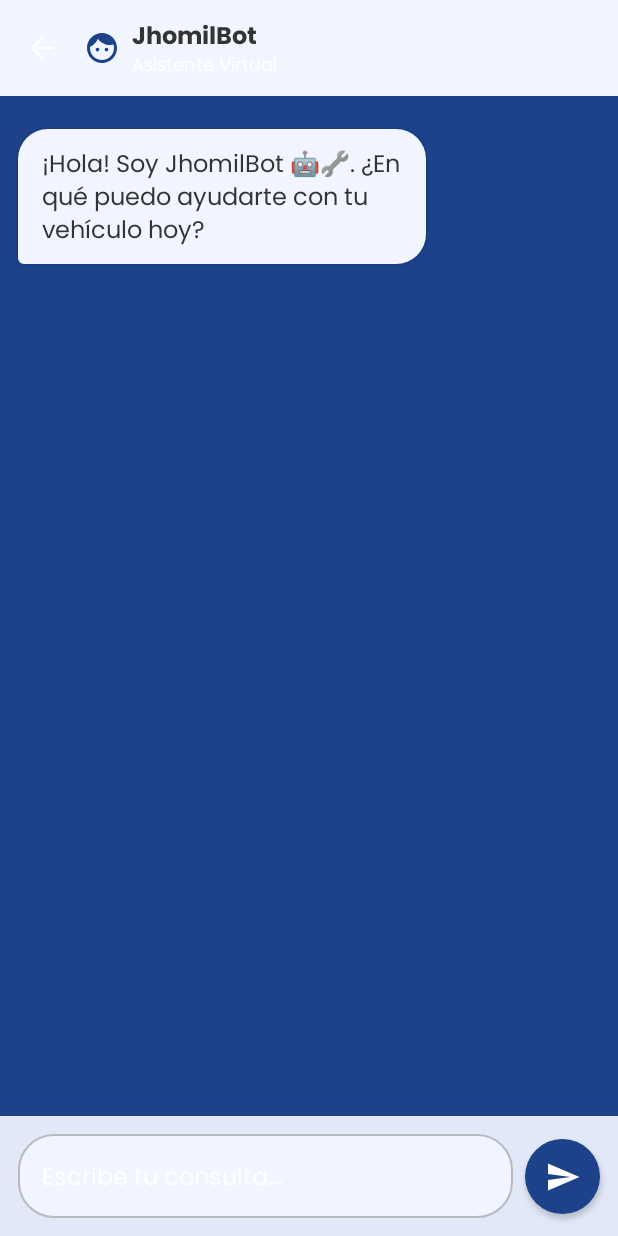
After one commit to SkimerPM/JhomilMotors, an Android app built with Jetpack Compose: the ChatScreen screen opened through its navigation route, on a phone screen of 412 x 824 dp. The commit adds this screen. Run offline under Robolectric (Android 15) with nearby library versions, the phone set to English and light mode, and no system bars; our stand-ins replace Dagger/Hilt's generated code; 3 statements that could not run were skipped.

Commit message:
Bot ai funcional

```diff
--- /dev/null
+++ b/app/src/main/java/com/jhomilmotors/jhomilmotorsfff/data/model/ChatMessage.kt
@@ -0,0 +1,10 @@
+package com.jhomilmotors.jhomilmotorsfff.data.model
+
+import java.util.UUID
+
+data class ChatMessage(
+    val id: String = UUID.randomUUID().toString(),
+    val text: String,
+    val isFromUser: Boolean,
+    val timestamp: Long = System.currentTimeMillis()
+)
--- a/app/src/main/java/com/jhomilmotors/jhomilmotorsfff/data/remote/ApiService.kt
+++ b/app/src/main/java/com/jhomilmotors/jhomilmotorsfff/data/remote/ApiService.kt
@@ -110,4 +110,7 @@ interface ApiService {
         @Query("page") page: Int = 0,
         @Query("size") size: Int = 20
     ): Response<SpringPage<OrderResponse>>
+
+    @GET("/api/v1/ai/asistente")
+    suspend fun askAI(@Query("pregunta") pregunta: String): Response<Map<String, String>>
 }
--- /dev/null
+++ b/app/src/main/java/com/jhomilmotors/jhomilmotorsfff/data/repository/AiRepository.kt
@@ -0,0 +1,13 @@
+package com.jhomilmotors.jhomilmotorsfff.data.repository
+
+import com.jhomilmotors.jhomilmotorsfff.data.remote.ApiService
+import retrofit2.Response
+import javax.inject.Inject
+
+class AiRepository @Inject constructor(
+    private val api: ApiService
+) {
+    suspend fun askToAssistant(question: String): Response<Map<String, String>> {
+        return api.askAI(question)
+    }
+}
--- a/app/src/main/java/com/jhomilmotors/jhomilmotorsfff/navigation/AppNavigation.kt
+++ b/app/src/main/java/com/jhomilmotors/jhomilmotorsfff/navigation/AppNavigation.kt
@@ -22,6 +22,7 @@ import com.jhomilmotors.jhomilmotorsfff.ui.screens.register.Register
 import com.jhomilmotors.jhomilmotorsfff.ui.theme.JhomilMotorsShopTheme
 import com.jhomilmotors.jhomilmotorsfff.ui.screens.DetailsProduct.DetailsProductoScreen
 import com.jhomilmotors.jhomilmotorsfff.ui.screens.auth.VerificationPendingScreen
+import com.jhomilmotors.jhomilmotorsfff.ui.screens.chat.ChatScreen
 import com.jhomilmotors.jhomilmotorsfff.ui.screens.common.WebViewScreen
 
 import com.jhomilmotors.jhomilmotorsfff.ui.screens.home.ProductListScreen
@@ -150,6 +151,9 @@ fun AppNavigation() {
                     }
                 )
             }
+            composable(AppScreens.ChatScreen.route) {
+                ChatScreen(onBack = { navController.popBackStack() })
+            }
         }
     }
 }
--- a/app/src/main/java/com/jhomilmotors/jhomilmotorsfff/navigation/AppScreens.kt
+++ b/app/src/main/java/com/jhomilmotors/jhomilmotorsfff/navigation/AppScreens.kt
@@ -35,4 +35,5 @@ sealed class AppScreens(val route: String) {
     }
     object StoreMap : AppScreens("store_map")
     object SearchScreen : AppScreens("search_screen")
+    object ChatScreen : AppScreens("chat_screen")
 }
--- /dev/null
+++ b/app/src/main/java/com/jhomilmotors/jhomilmotorsfff/ui/screens/chat/ChatScreen.kt
@@ -0,0 +1,222 @@
+package com.jhomilmotors.jhomilmotorsfff.ui.screens.chat
+
+import androidx.compose.foundation.background
+import androidx.compose.foundation.layout.*
+import androidx.compose.foundation.lazy.LazyColumn
+import androidx.compose.foundation.lazy.items
+import androidx.compose.foundation.lazy.rememberLazyListState
+import androidx.compose.foundation.shape.CircleShape
+import androidx.compose.foundation.shape.RoundedCornerShape
+import androidx.compose.material.icons.Icons
+import androidx.compose.material.icons.automirrored.filled.ArrowBack
+import androidx.compose.material.icons.automirrored.filled.Send
+import androidx.compose.material.icons.filled.Face
+import androidx.compose.material3.*
+import androidx.compose.runtime.*
+import androidx.compose.ui.Alignment
+import androidx.compose.ui.Modifier
+import androidx.compose.ui.draw.clip
+import androidx.compose.ui.graphics.Color
+import androidx.compose.ui.text.font.FontWeight
+import androidx.compose.ui.unit.dp
+import androidx.compose.ui.unit.sp
+import androidx.hilt.navigation.compose.hiltViewModel
+import com.jhomilmotors.jhomilmotorsfff.data.model.ChatMessage
+import com.jhomilmotors.jhomilmotorsfff.ui.viewmodels.ChatViewModel
+
+@OptIn(ExperimentalMaterial3Api::class)
+@Composable
+fun ChatScreen(
+    onBack: () -> Unit,
+    viewModel: ChatViewModel = hiltViewModel()
+) {
+    val messages by viewModel.messages.collectAsState()
+    val isLoading by viewModel.isLoading.collectAsState()
+
+    // Estado para el texto que se escribe
+    var inputText by remember { mutableStateOf("") }
+    // Estado para el scroll automático
+    val listState = rememberLazyListState()
+
+    // Scroll automático al fondo cuando llega un mensaje nuevo
+    LaunchedEffect(messages.size) {
+        if (messages.isNotEmpty()) {
+            listState.animateScrollToItem(messages.size - 1)
+        }
+    }
+
+    Scaffold(
+        topBar = {
+            TopAppBar(
+                title = {
+                    Row(verticalAlignment = Alignment.CenterVertically) {
+                        Icon(
+                            Icons.Default.Face,
+                            contentDescription = null,
+                            tint = MaterialTheme.colorScheme.primary
+                        )
+                        Spacer(Modifier.width(8.dp))
+                        Column {
+                            Text(
+                                "JhomilBot",
+                                fontWeight = FontWeight.Bold,
+                                style = MaterialTheme.typography.titleMedium,
+                                color = MaterialTheme.colorScheme.onSurface // Color principal fuerte
+                            )
+                            Text(
+                                "Asistente Virtual",
+                                style = MaterialTheme.typography.bodySmall,
+                                // Usamos un color del tema diseñado para subtítulos, no Color.Gray fijo
+                                color = MaterialTheme.colorScheme.onSurfaceVariant
+                            )
+                        }
+                    }
+                },
+                navigationIcon = {
+                    IconButton(onClick = onBack) {
+                        Icon(
+                            Icons.AutoMirrored.Filled.ArrowBack,
+                            contentDescription = "Volver",
+                            tint = MaterialTheme.colorScheme.onSurfaceVariant
+                        )
+                    }
+                },
+                // Un color de fondo de barra ligeramente distinto al fondo principal
+                colors = TopAppBarDefaults.topAppBarColors(
+                    containerColor = MaterialTheme.colorScheme.surface
+                )
+            )
+        }
+    ) { padding ->
+        Column(
+            modifier = Modifier
+                .fillMaxSize()
+                .padding(padding)
+                // Usamos surfaceVariant como fondo general del chat para que las burbujas blancas resalten más en modo claro
+                .background(MaterialTheme.colorScheme.surfaceVariant)
+        ) {
+            // LISTA DE MENSAJES
+            LazyColumn(
+                modifier = Modifier
+                    .weight(1f)
+                    .fillMaxWidth()
+                    .padding(horizontal = 8.dp),
+                state = listState,
+                contentPadding = PaddingValues(vertical = 16.dp)
+            ) {
+                items(messages) { msg ->
+                    MessageBubble(message = msg)
+                }
+
+                if (isLoading) {
+                    item {
+                        Text(
+                            text = "JhomilBot está escribiendo...",
+                            style = MaterialTheme.typography.labelSmall,
+                            // Usamos el color 'outline' del tema, que es un gris medio con buen contraste
+                            color = MaterialTheme.colorScheme.outline,
+                            modifier = Modifier.padding(start = 16.dp, top = 8.dp)
+                        )
+                    }
+                }
+            }
+
+            // BARRA DE ENTRADA DE TEXTO
+            Surface(
+                shadowElevation = 12.dp, // Un poco más de sombra para separar
+                color = MaterialTheme.colorScheme.surface,
+                tonalElevation = 2.dp // Le da un ligero tinte de color primario
+            ) {
+                Row(
+                    modifier = Modifier
+                        .fillMaxWidth()
+                        .padding(12.dp), // Un poco más de padding
+                    verticalAlignment = Alignment.CenterVertically
+                ) {
+                    OutlinedTextField(
+                        value = inputText,
+                        onValueChange = { inputText = it },
+                        placeholder = { Text("Escribe tu consulta...") },
+                        modifier = Modifier
+                            .weight(1f)
+                            .padding(end = 8.dp),
+                        shape = RoundedCornerShape(24.dp),
+                        maxLines = 4,
+                        colors = OutlinedTextFieldDefaults.colors(
+                            // Asegura que el fondo del input sea limpio
+                            focusedContainerColor = MaterialTheme.colorScheme.surface,
+                            unfocusedContainerColor = MaterialTheme.colorScheme.surface
+                        )
+                    )
+
+                    FloatingActionButton(
+                        onClick = {
+                            if (inputText.isNotBlank()) {
+                                viewModel.sendMessage(inputText)
+                                inputText = "" // Limpiar campo
+                            }
+                        },
+                        // Usamos primaryContainer para un look más moderno en el FAB pequeño
+                        containerColor = MaterialTheme.colorScheme.primary,
+                        contentColor = MaterialTheme.colorScheme.onPrimary,
+                        shape = CircleShape,
+                        modifier = Modifier.size(50.dp),
+                        elevation = FloatingActionButtonDefaults.elevation(2.dp)
+                    ) {
+                        Icon(Icons.AutoMirrored.Filled.Send, contentDescription = "Enviar")
+                    }
+                }
+            }
+        }
+    }
+}
+
+@Composable
+fun MessageBubble(message: ChatMessage) {
+    val isUser = message.isFromUser
+
+    // Definimos los pares de colores según quién envía
+    val bubbleColor = if (isUser) {
+        // Usuario: Color Primario (ej: Azul/Naranja intenso)
+        MaterialTheme.colorScheme.primary
+    } else {
+        // Bot: Usamos 'Surface' (Blanco en modo claro, gris oscuro en modo oscuro)
+        // Esto hace que resalte sobre el fondo 'surfaceVariant' del chat.
+        MaterialTheme.colorScheme.surface
+    }
+
+    val textColor = if (isUser) {
+        // Texto sobre primario (ej: Blanco)
+        MaterialTheme.colorScheme.onPrimary
+    } else {
+        // Texto sobre superficie (ej: Negro/Gris casi negro)
+        MaterialTheme.colorScheme.onSurface
+    }
+
+    Column(
+        modifier = Modifier.fillMaxWidth(),
+        horizontalAlignment = if (isUser) Alignment.End else Alignment.Start
+    ) {
+        Surface(
+            shape = RoundedCornerShape(
+                topStart = 20.dp,
+                topEnd = 20.dp,
+                bottomStart = if (isUser) 20.dp else 4.dp, // Esquina puntiaguda para el bot
+                bottomEnd = if (isUser) 4.dp else 20.dp  // Esquina puntiaguda para el usuario
+            ),
+            color = bubbleColor,
+            shadowElevation = if (!isUser) 2.dp else 0.dp, // Sombra ligera solo para el bot para dar profundidad
+            modifier = Modifier
+                .widthIn(max = 280.dp) // Ancho máximo de la burbuja
+                .padding(vertical = 6.dp, horizontal = 4.dp)
+        ) {
+            Text(
+                text = message.text,
+                modifier = Modifier.padding(horizontal = 16.dp, vertical = 12.dp),
+                color = textColor,
+                fontSize = 16.sp,
+                lineHeight = 22.sp // Mejor lectura
+            )
+        }
+    }
+}
--- a/app/src/main/java/com/jhomilmotors/jhomilmotorsfff/ui/screens/home/HomeScreen.kt
+++ b/app/src/main/java/com/jhomilmotors/jhomilmotorsfff/ui/screens/home/HomeScreen.kt
@@ -22,6 +22,7 @@ import androidx.compose.foundation.shape.RoundedCornerShape
 import androidx.compose.material.icons.Icons
 import androidx.compose.material.icons.automirrored.filled.ArrowForward
 import androidx.compose.material.icons.filled.Add
+import androidx.compose.material.icons.filled.Face
 import androidx.compose.material.icons.filled.MoreVert
 import androidx.compose.material.icons.filled.Place
 import androidx.compose.material3.*
@@ -545,7 +546,18 @@ fun Principal(
             }
         }
     } else {
-        Scaffold(containerColor = MaterialTheme.colorScheme.background) { paddingValues ->
+        Scaffold(
+            containerColor = MaterialTheme.colorScheme.background,
+            floatingActionButton = {
+                FloatingActionButton(
+                    onClick = { navController.navigate(AppScreens.ChatScreen.route) },
+                    containerColor = MaterialTheme.colorScheme.secondary,
+                    contentColor = MaterialTheme.colorScheme.onSecondary
+                ) {
+                    Icon(Icons.Default.Face, contentDescription = "Chatbot")
+                }
+            }
+        ) { paddingValues ->
             LazyColumn(
                 modifier = Modifier
                     .fillMaxSize()
--- /dev/null
+++ b/app/src/main/java/com/jhomilmotors/jhomilmotorsfff/ui/viewmodels/ChatViewModel.kt
@@ -0,0 +1,62 @@
+package com.jhomilmotors.jhomilmotorsfff.ui.viewmodels
+
+import androidx.lifecycle.ViewModel
+import androidx.lifecycle.viewModelScope
+import com.jhomilmotors.jhomilmotorsfff.data.model.ChatMessage
+import com.jhomilmotors.jhomilmotorsfff.data.repository.AiRepository
+import dagger.hilt.android.lifecycle.HiltViewModel
+import kotlinx.coroutines.flow.MutableStateFlow
+import kotlinx.coroutines.flow.StateFlow
+import kotlinx.coroutines.flow.asStateFlow
+import kotlinx.coroutines.launch
+import javax.inject.Inject
+
+@HiltViewModel
+class ChatViewModel @Inject constructor(
+    private val repository: AiRepository
+) : ViewModel() {
+
+    // Lista de mensajes del chat
+    private val _messages = MutableStateFlow<List<ChatMessage>>(emptyList())
+    val messages: StateFlow<List<ChatMessage>> = _messages.asStateFlow()
+
+    // Estado de carga (para mostrar "Escribiendo..." o spinner)
+    private val _isLoading = MutableStateFlow(false)
+    val isLoading: StateFlow<Boolean> = _isLoading.asStateFlow()
+
+    init {
+        // Mensaje de bienvenida automático
+        addMessage(ChatMessage(text = "¡Hola! Soy JhomilBot 🤖🔧. ¿En qué puedo ayudarte con tu vehículo hoy?", isFromUser = false))
+    }
+
+    fun sendMessage(question: String) {
+        if (question.isBlank()) return
+
+        // 1. Agregar mensaje del usuario a la lista inmediatamente
+        addMessage(ChatMessage(text = question, isFromUser = true))
+        _isLoading.value = true
+
+        viewModelScope.launch {
+            try {
+                // 2. Llamar al Backend
+                val response = repository.askToAssistant(question)
+
+                if (response.isSuccessful && response.body() != null) {
+                    val aiResponseText = response.body()!!["respuesta"] ?: "No pude procesar eso."
+                    addMessage(ChatMessage(text = aiResponseText, isFromUser = false))
+                } else {
+                    addMessage(ChatMessage(text = "Lo siento, tuve un error de conexión 🔌.", isFromUser = false))
+                }
+            } catch (e: Exception) {
+                addMessage(ChatMessage(text = "Error: ${e.message}", isFromUser = false))
+            } finally {
+                _isLoading.value = false
+            }
+        }
+    }
+
+    private fun addMessage(msg: ChatMessage) {
+        // Añadimos al final de la lista
+        _messages.value = _messages.value + msg
+    }
+}
```
